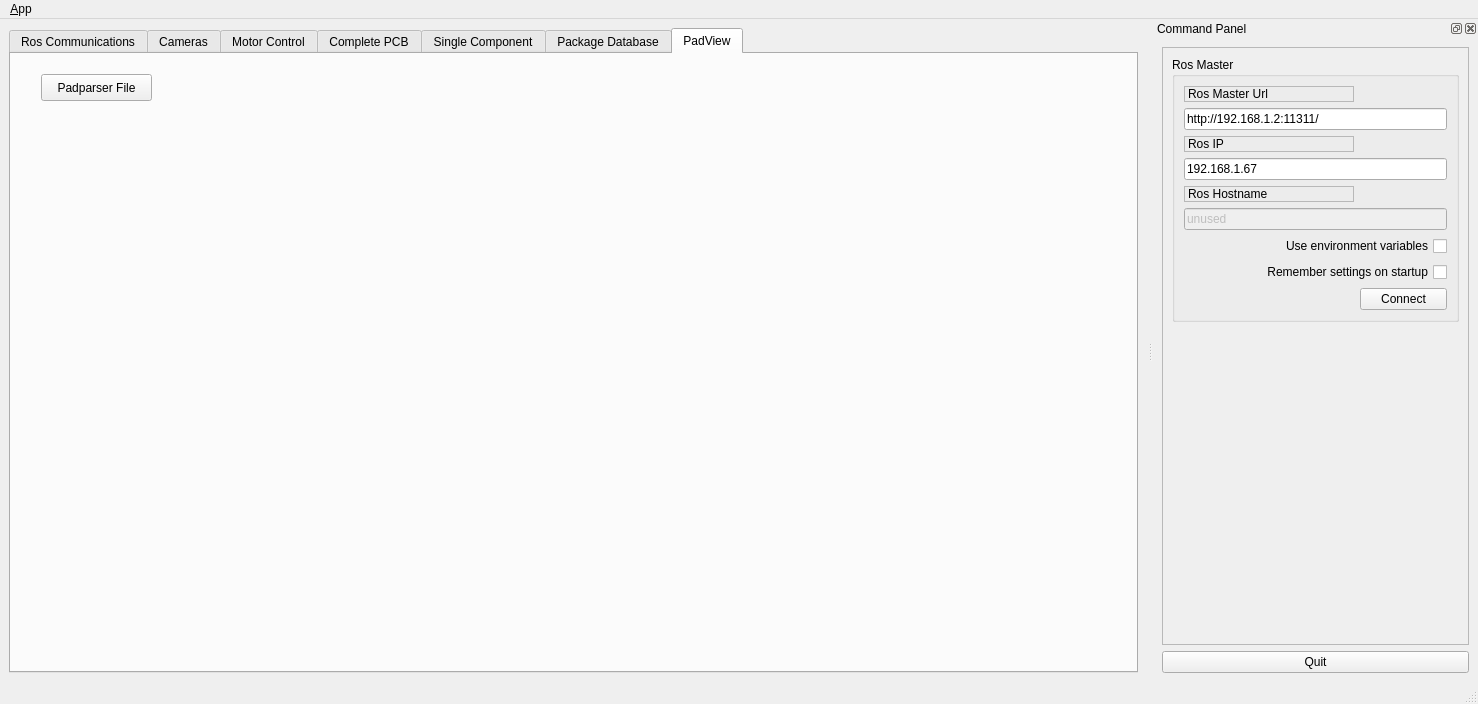
The window that pap_gui/ui/main_window.ui (JohanVer/PAP2015) describes before a commit, drawn with Qt 5.
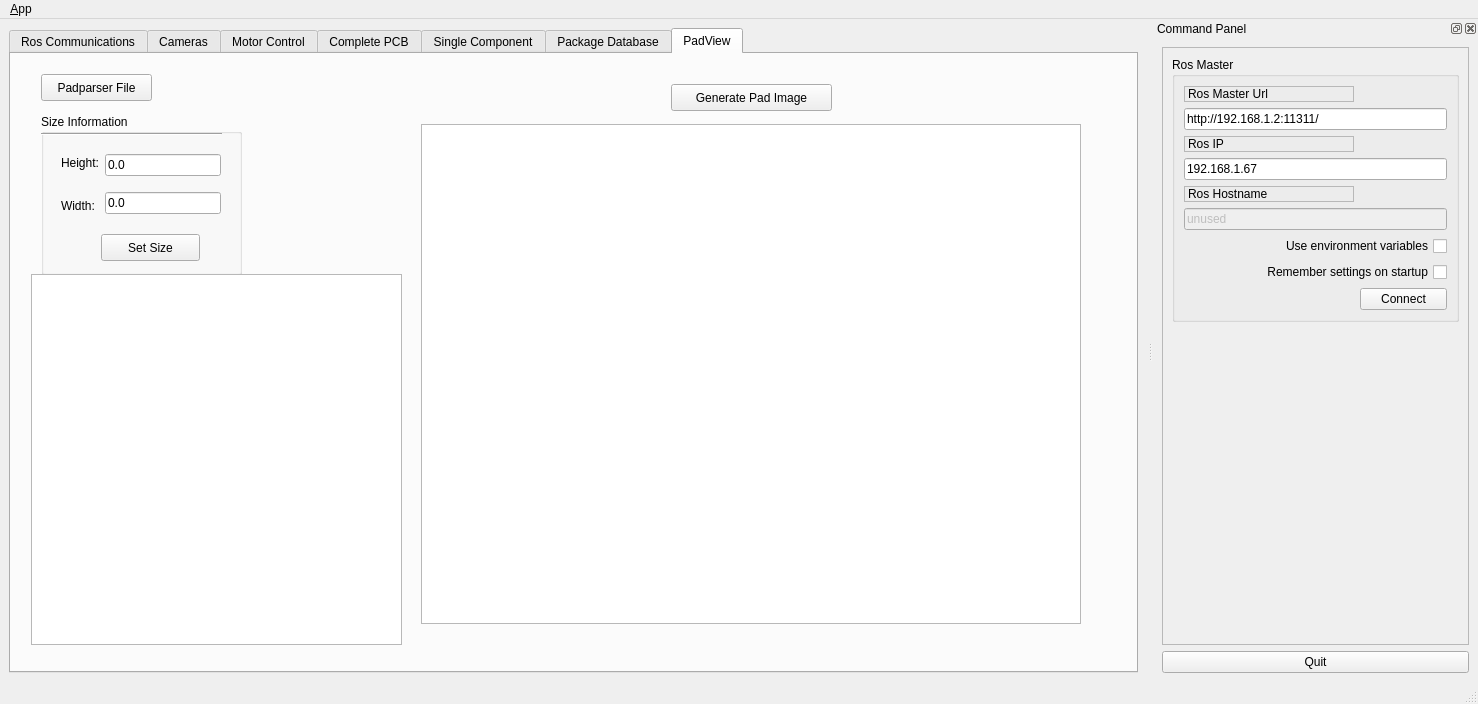
The same window after the commit. Icons and pictures are not drawn. Custom widgets are drawn as their Qt base class.

```diff
--- a/pap_gui/ui/main_window.ui
+++ b/pap_gui/ui/main_window.ui
@@ -3226,6 +3226,126 @@
          <string>Padparser File</string>
         </property>
        </widget>
+       <widget class="QGroupBox" name="groupBox_17">
+        <property name="geometry">
+         <rect>
+          <x>30</x>
+          <y>60</y>
+          <width>201</width>
+          <height>161</height>
+         </rect>
+        </property>
+        <property name="title">
+         <string>Size Information</string>
+        </property>
+        <widget class="QWidget" name="horizontalLayoutWidget_9">
+         <property name="geometry">
+          <rect>
+           <x>20</x>
+           <y>30</y>
+           <width>160</width>
+           <height>80</height>
+          </rect>
+         </property>
+         <layout class="QHBoxLayout" name="horizontalLayout_13">
+          <item>
+           <layout class="QVBoxLayout" name="verticalLayout_29">
+            <item>
+             <widget class="QLabel" name="label_11">
+              <property name="text">
+               <string>Height:</string>
+              </property>
+             </widget>
+            </item>
+            <item>
+             <widget class="QLabel" name="label_7">
+              <property name="text">
+               <string>Width:</string>
+              </property>
+             </widget>
+            </item>
+           </layout>
+          </item>
+          <item>
+           <layout class="QVBoxLayout" name="verticalLayout_27">
+            <item>
+             <widget class="QLineEdit" name="padViewHeight_text">
+              <property name="text">
+               <string>0.0</string>
+              </property>
+             </widget>
+            </item>
+            <item>
+             <widget class="QLineEdit" name="padViewWidth_text">
+              <property name="text">
+               <string>0.0</string>
+              </property>
+             </widget>
+            </item>
+           </layout>
+          </item>
+         </layout>
+        </widget>
+        <widget class="QPushButton" name="padViewSetSize_button">
+         <property name="geometry">
+          <rect>
+           <x>60</x>
+           <y>120</y>
+           <width>99</width>
+           <height>27</height>
+          </rect>
+         </property>
+         <property name="text">
+          <string>Set Size</string>
+         </property>
+        </widget>
+        <widget class="Line" name="line_20">
+         <property name="geometry">
+          <rect>
+           <x>0</x>
+           <y>10</y>
+           <width>181</width>
+           <height>21</height>
+          </rect>
+         </property>
+         <property name="orientation">
+          <enum>Qt::Horizontal</enum>
+         </property>
+        </widget>
+       </widget>
+       <widget class="QPushButton" name="padViewGenerate_button">
+        <property name="geometry">
+         <rect>
+          <x>660</x>
+          <y>30</y>
+          <width>161</width>
+          <height>27</height>
+         </rect>
+        </property>
+        <property name="text">
+         <string>Generate Pad Image</string>
+        </property>
+       </widget>
+       <widget class="PadView" name="padView_Image">
+        <property name="geometry">
+         <rect>
+          <x>410</x>
+          <y>70</y>
+          <width>660</width>
+          <height>500</height>
+         </rect>
+        </property>
+       </widget>
+       <widget class="QTableWidget" name="padTable">
+        <property name="geometry">
+         <rect>
+          <x>20</x>
+          <y>220</y>
+          <width>371</width>
+          <height>371</height>
+         </rect>
+        </property>
+       </widget>
       </widget>
      </widget>
     </item>
@@ -3490,6 +3610,11 @@
    <extends>QTableWidget</extends>
    <header>MyContextMenuTable.hpp</header>
   </customwidget>
+  <customwidget>
+   <class>PadView</class>
+   <extends>QGraphicsView</extends>
+   <header>PadView.hpp</header>
+  </customwidget>
  </customwidgets>
  <resources>
   <include location="../resources/images.qrc"/>
```
